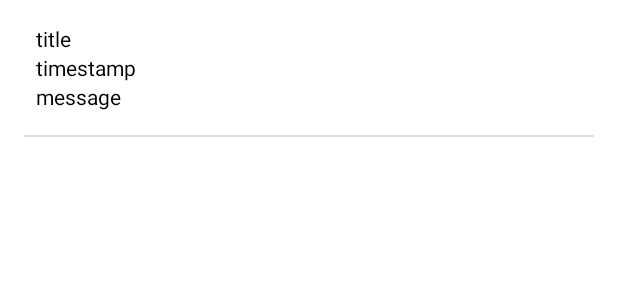
After one commit to hl3hl3/ECPracticeApp, an Android app: the layout message_list_item.xml on its own in the app's theme, with its tools: preview values and no code run, on a phone screen of 412 x 824 dp. The commit adds this screen. Shown: the top 300 px of the screen. Run offline under Robolectric (Android 15) with nearby library versions, the phone set to English and light mode, and no system bars.

Commit message:
新增 訊息列表

```diff
--- a/app/src/main/AndroidManifest.xml
+++ b/app/src/main/AndroidManifest.xml
@@ -16,7 +16,7 @@
                 <category android:name="android.intent.category.LAUNCHER" />
             </intent-filter>
         </activity>
-
+        <activity android:name=".ui.message.MessageActivity" />
     </application>
 
 </manifest>
--- a/app/src/main/java/com/hl3hl3/ecpracticeapp/ui/home/HomeActivity.kt
+++ b/app/src/main/java/com/hl3hl3/ecpracticeapp/ui/home/HomeActivity.kt
@@ -15,12 +15,11 @@ class HomeActivity : BaseActivity() {
 
     override fun onCreate(savedInstanceState: Bundle?) {
         super.onCreate(savedInstanceState)
-        setContentView(R.layout.home_activity)
 
         val binding: HomeActivityBinding = DataBindingUtil.setContentView(this,
             R.layout.home_activity
         )
-        val viewModel = HomeViewModel(this)
+        val viewModel = HomeViewModel()
 
         binding.viewmodel = viewModel
         binding.lifecycleOwner = this
@@ -33,7 +32,7 @@ class HomeActivity : BaseActivity() {
             PagerSnapHelper().attachToRecyclerView(it)
         }
 
-        viewModel.onStart()
+        viewModel.onStart(this)
 
     }
 
--- a/app/src/main/java/com/hl3hl3/ecpracticeapp/vo/BannerResponse.kt
+++ b/app/src/main/java/com/hl3hl3/ecpracticeapp/vo/BannerResponse.kt
@@ -1,6 +1,4 @@
 package com.hl3hl3.ecpracticeapp.vo
-
-import com.squareup.moshi.JsonClass
 
 /**
  *
--- /dev/null
+++ b/app/src/main/res/layout/message_list_item.xml
@@ -0,0 +1,49 @@
+<?xml version="1.0" encoding="utf-8"?>
+<layout xmlns:android="http://schemas.android.com/apk/res/android">
+
+    <LinearLayout xmlns:tools="http://schemas.android.com/tools"
+        android:layout_width="match_parent"
+        android:layout_height="wrap_content"
+        android:background="@color/white"
+        android:orientation="vertical">
+
+        <TextView
+            android:layout_width="match_parent"
+            android:layout_height="wrap_content"
+            android:text="@{data.title}"
+            android:paddingHorizontal="24dp"
+            android:paddingTop="16dp"
+            android:textColor="@color/black"
+            tools:text="title" />
+
+        <TextView
+            android:layout_width="match_parent"
+            android:layout_height="wrap_content"
+            android:text="@{data.ts}"
+            android:paddingHorizontal="24dp"
+            android:textColor="@color/black"
+            tools:text="timestamp" />
+
+        <TextView
+            android:layout_width="match_parent"
+            android:layout_height="wrap_content"
+            android:text="@{data.msg}"
+            android:paddingHorizontal="24dp"
+            android:paddingBottom="16dp"
+            android:textColor="@color/black"
+            tools:text="message" />
+
+        <androidx.viewpager.widget.ViewPager
+            android:layout_width="match_parent"
+            android:layout_height="1dp"
+            android:layout_marginHorizontal="16dp"
+            android:background="#dddddd"/>
+    </LinearLayout>
+
+    <data>
+
+        <variable
+            name="data"
+            type="com.hl3hl3.ecpracticeapp.vo.Message" />
+    </data>
+</layout>
```
Also changed, not shown: app/src/main/java/com/hl3hl3/ecpracticeapp/api/Api.kt (+26 -0 lines), app/src/main/java/com/hl3hl3/ecpracticeapp/ui/Binding.kt (+13 -0 lines), app/src/main/java/com/hl3hl3/ecpracticeapp/ui/home/HomeViewModel.kt (+7 -3 lines), app/src/main/java/com/hl3hl3/ecpracticeapp/ui/message/MessageAdapter.kt (added, +47 -0 lines), app/src/main/java/com/hl3hl3/ecpracticeapp/ui/message/MessageViewModel.kt (added, +37 -0 lines), app/src/main/java/com/hl3hl3/ecpracticeapp/vo/MessageResponse.kt (added, +42 -0 lines), app/src/main/res/layout/message_activity.xml (added, +23 -0 lines), gradle/wrapper/gradle-wrapper.properties.
